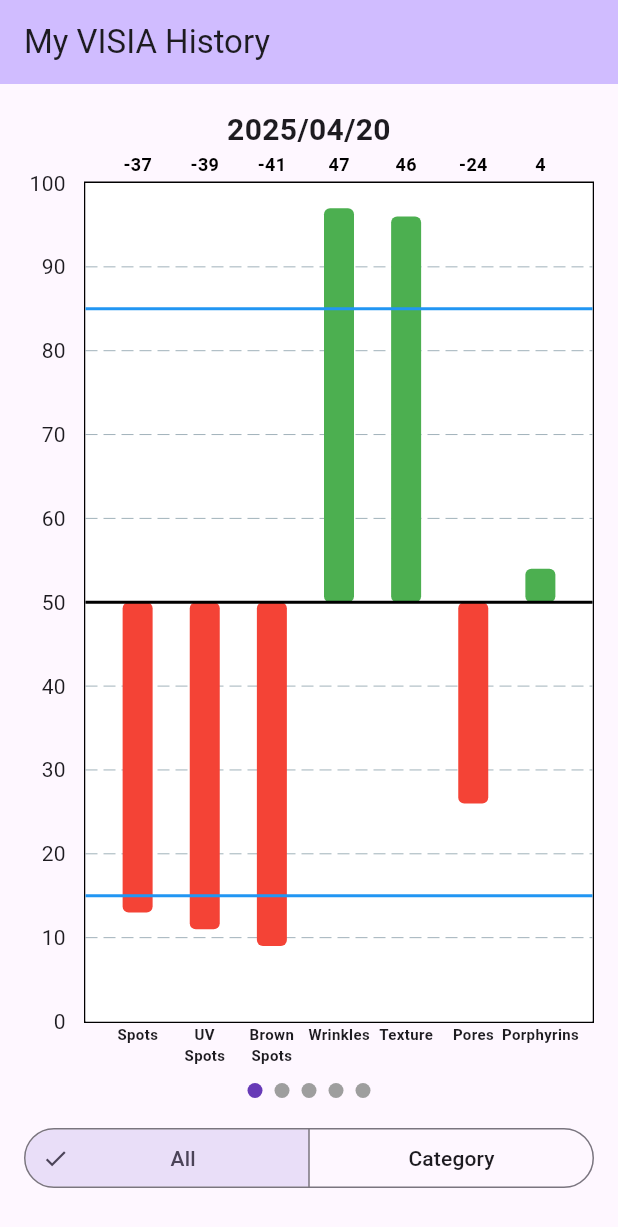
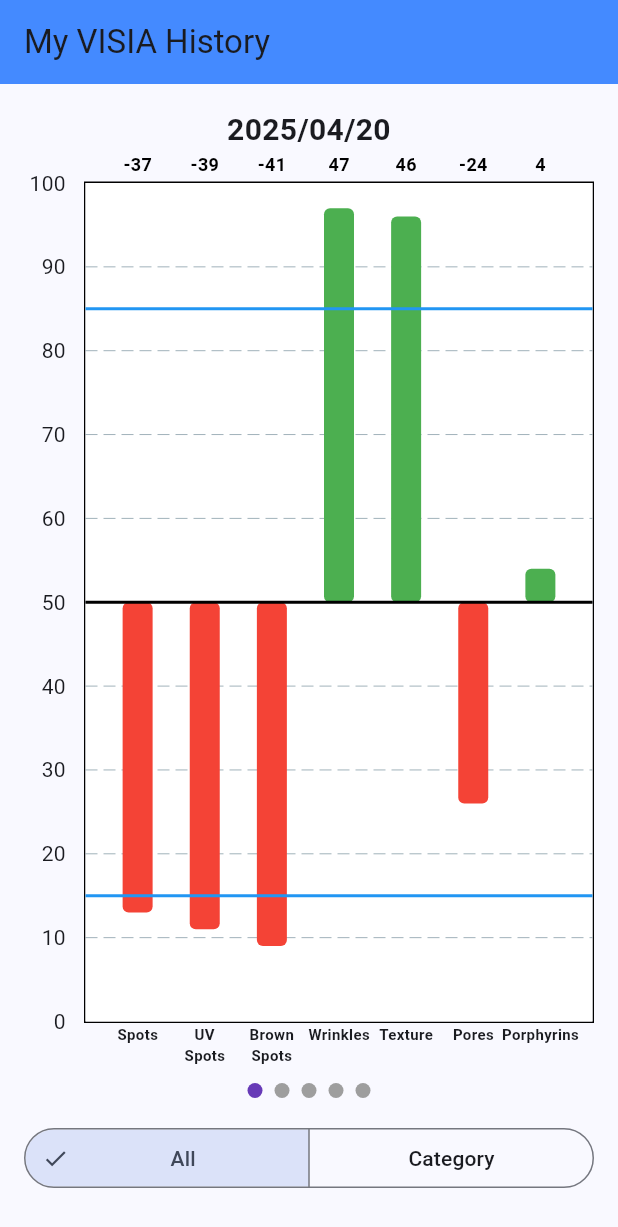
Before and after one commit to YukiMatsuoka0617/my_visia_result, a Flutter app: the screen it shows after launch, on a phone screen of 412 x 824 dp. Shown: the top 1227 px of the screen. Run offline on Flutter 3.47's test engine with Material 3 defaults, Android fonts, the light colour scheme and no system bars; drawn by our look-alikes of fl_chart, smooth_page_indicator; our stand-ins replace auto_size_text.

Commit message:
Chage Color

```diff
--- a/lib/main.dart
+++ b/lib/main.dart
@@ -13,12 +13,12 @@ class MyApp extends StatelessWidget {
     return MaterialApp(
         title: 'Flutter Demo',
         theme: ThemeData(
-          colorScheme: ColorScheme.fromSeed(seedColor: Colors.deepPurple),
+          colorScheme: ColorScheme.fromSeed(seedColor: Colors.blueAccent),
           useMaterial3: true,
         ),
         home: Scaffold(
           appBar: AppBar(
-            backgroundColor: Theme.of(context).colorScheme.inversePrimary,
+            backgroundColor: Colors.blueAccent,
             title: Text('My VISIA History'),
           ),
           body: HomeScreen(),
```
